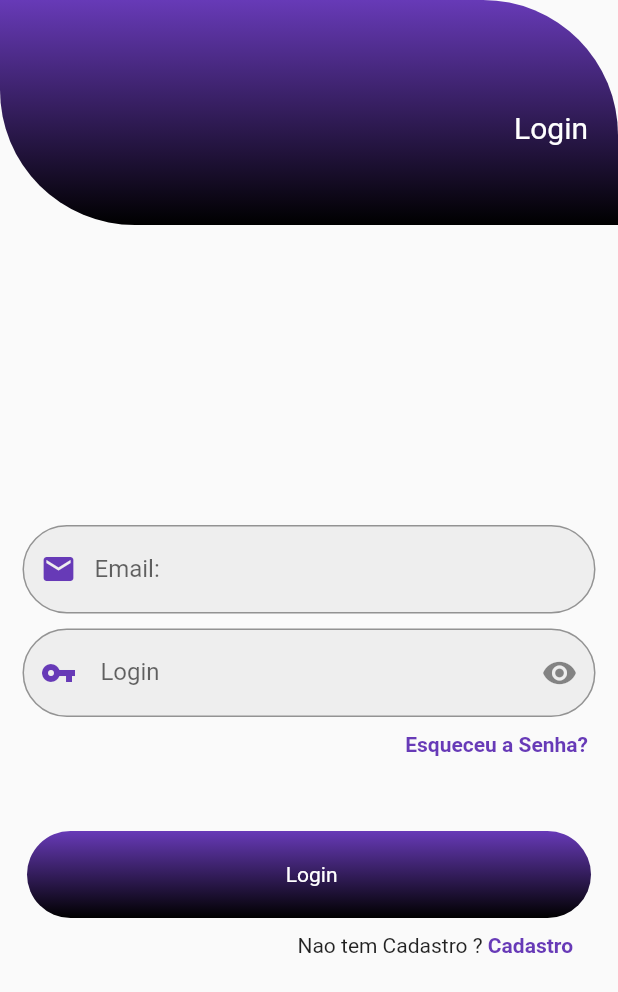
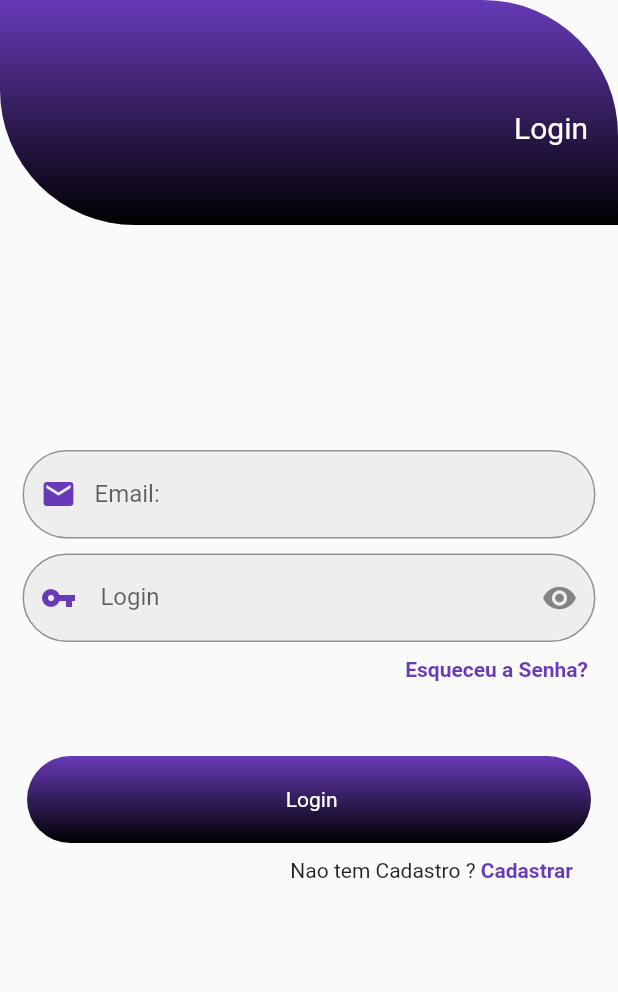
Before and after one commit to DevGomes78/Flutter-Login-with-Shared_preferences, a Flutter app: the screen it shows after launch, on a phone screen of 412 x 824 dp. Shown: the top 992 px of the screen. Run offline on Flutter 3.47's test engine with Material 2 defaults, Android fonts, the phone set to English and light mode, and no system bars; our stand-ins replace shared_preferences, shimmer.

Commit message:
refatorado codigo register_page.dart e login_page.dart

```diff
--- a/lib/constants/string_constants_login.dart
+++ b/lib/constants/string_constants_login.dart
@@ -16,7 +16,7 @@ class StringConstants {
 
   static const esqueceuSenha = 'Esqueceu a Senha?';
   static const naoTemCadastro = 'Nao tem Cadastro ? ';
-  static const cadastrar = 'Cadastro';
+  static const cadastrar = 'Cadastrar';
 
   static const buscarUsuario = 'Buscar usuario';
   static const jaecadastrado = 'Ja é Cadastrado?';
--- a/lib/views/login_page.dart
+++ b/lib/views/login_page.dart
@@ -42,7 +42,7 @@ class _LoginPageState extends State<LoginPage> {
             child: Column(
               children: [
                 ContainerWidget(text: StringConstants.login),
-                const SizedBox(height: 200),
+                const SizedBox(height: 150),
                 _AreaEmail(),
                 const SizedBox(height: 10),
                 _AreaLogin(),
```
